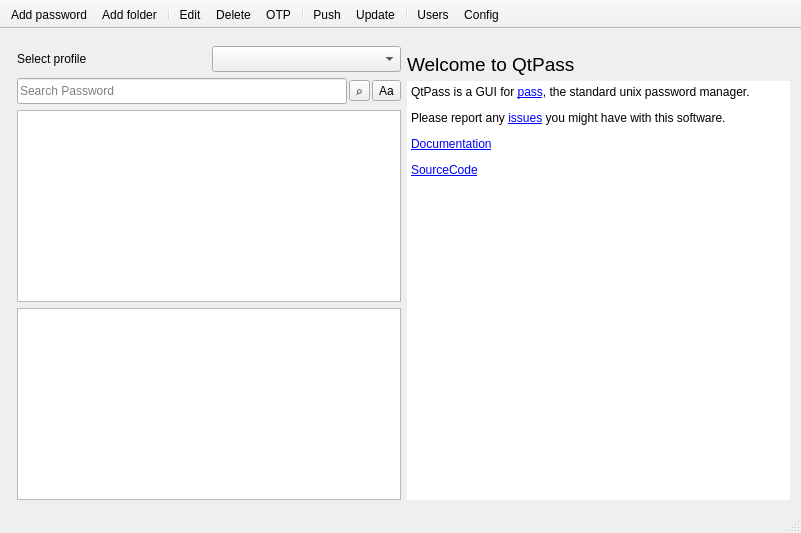
Above: src/mainwindow.ui from IJHack/QtPass before the change. Below: the same form after it.
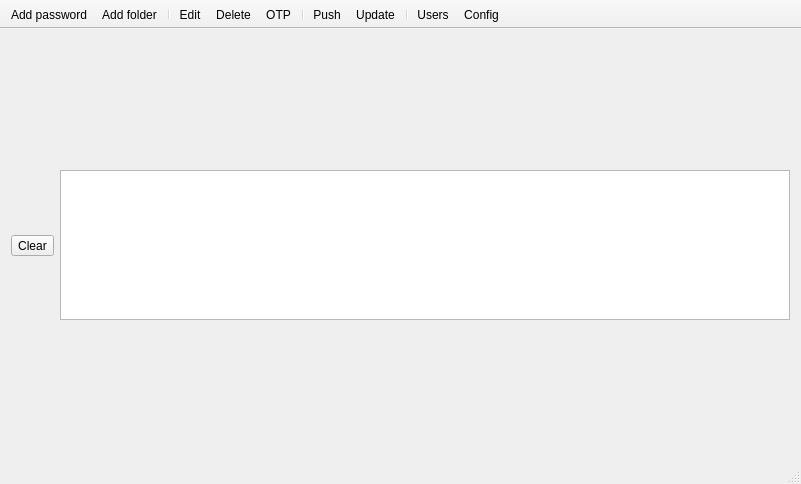
That is the form after the change. Icons and pictures are not drawn. Custom widgets are drawn as their Qt base class.

Commit message:
feat: add process output area to mainwindow (#252)
- Add showProcessOutput setting to enable/disable output panel
- Add scrollable QTextEdit with clear button in status bar area
- Auto-scroll disabled when user scrolls up manually
- Output lines numbered and color-coded (red on error, black on success)
- Line limit of 1000 lines to prevent memory issues
- Connected to Pass::finishedAny signal for all operations
- Setting persisted in QtPassSettings

Patch:
```diff
--- a/src/mainwindow.ui
+++ b/src/mainwindow.ui
@@ -338,6 +338,42 @@
     </item>
    </layout>
   </widget>
+<widget class="QWidget" name="processOutputWidget">
+    <layout class="QHBoxLayout" name="processOutputLayout">
+      <item>
+       <widget class="QToolButton" name="clearOutputButton">
+        <property name="toolTip">
+         <string>Clear output</string>
+        </property>
+        <property name="text">
+         <string>Clear</string>
+        </property>
+       </widget>
+      </item>
+      <item>
+       <widget class="QTextEdit" name="processOutputEdit">
+        <property name="minimumSize">
+         <size>
+          <width>0</width>
+          <height>80</height>
+         </size>
+        </property>
+        <property name="maximumSize">
+         <size>
+          <width>16777215</width>
+          <height>150</height>
+         </size>
+        </property>
+        <property name="readOnly">
+         <bool>true</bool>
+        </property>
+        <property name="acceptRichText">
+         <bool>false</bool>
+        </property>
+       </widget>
+      </item>
+     </layout>
+   </widget>
   <widget class="QStatusBar" name="statusBar"/>
   <widget class="QToolBar" name="toolBar">
    <property name="contextMenuPolicy">
```
The commit also changes 8 other files.
